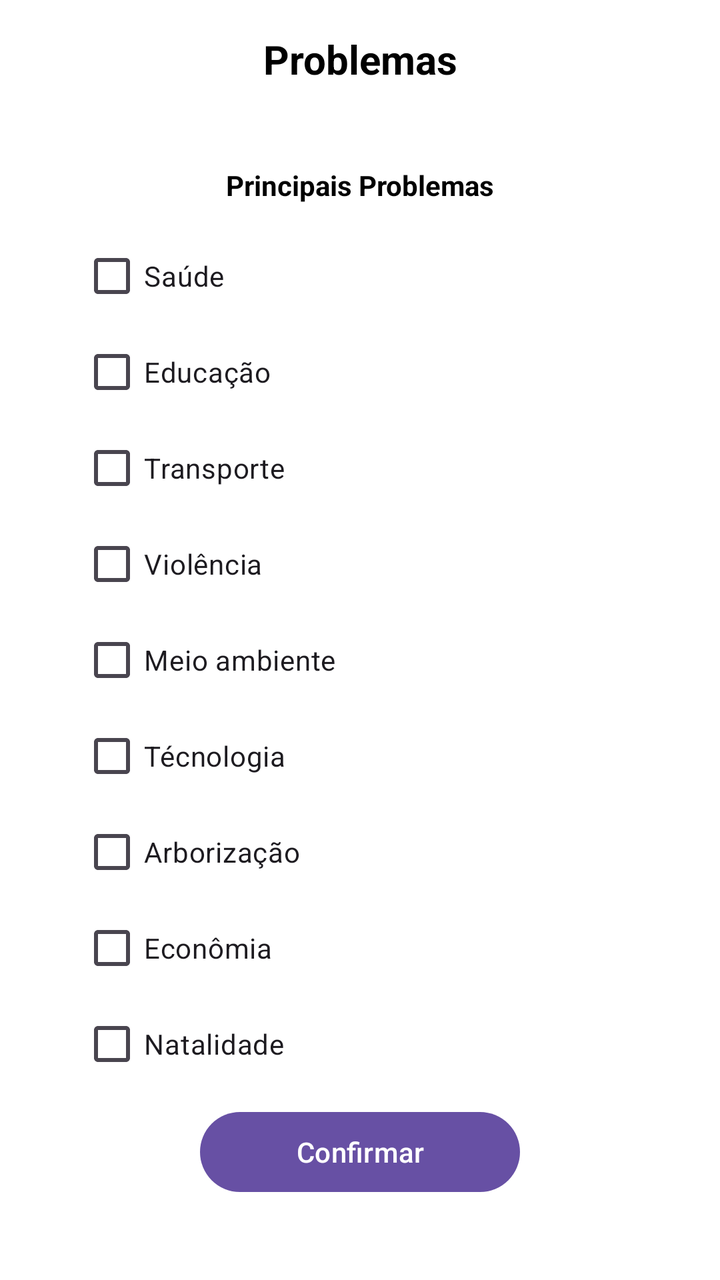
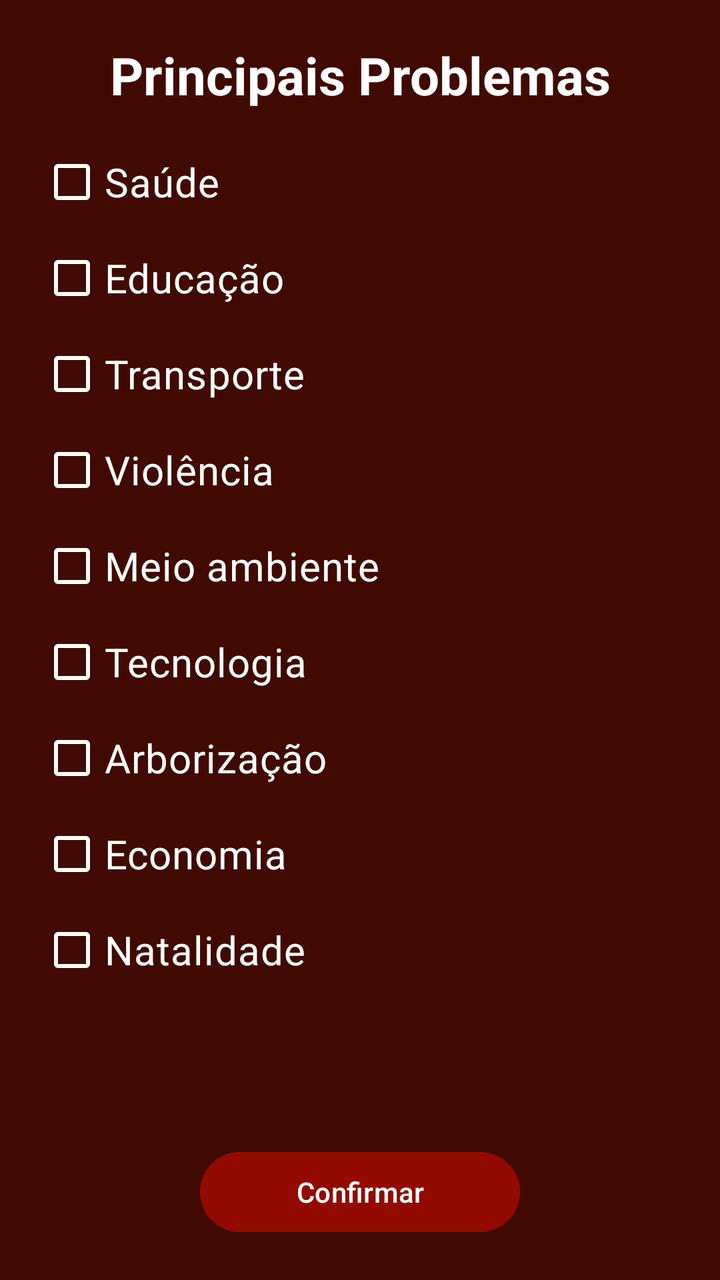

The first picture is an Android layout as it rendered before a commit; the second is the same layout after the commit. The layout source and the unified diff follow.
<!-- AndroidManifest.xml: application theme Theme.SistemaEleicaoP1 -->
<!-- res/layout/activity_problemas.xml -->
<?xml version="1.0" encoding="utf-8"?>
<LinearLayout
    xmlns:android="http://schemas.android.com/apk/res/android"
    xmlns:app="http://schemas.android.com/apk/res-auto"
    android:layout_width="match_parent"
    android:layout_height="match_parent"
    android:orientation="vertical"
    android:background="@android:color/white">

    
    <TextView
        android:id="@+id/tituloProblemas"
        android:layout_width="match_parent"
        android:layout_height="wrap_content"
        android:layout_marginTop="16dp"
        android:gravity="center"
        android:text="Problemas"
        android:textColor="@android:color/black"
        android:textSize="20sp"
        android:textStyle="bold" />


    
    <LinearLayout
        android:layout_width="match_parent"
        android:layout_height="0dp"
        android:layout_weight="1"
        android:layout_marginStart="20dp"
        android:layout_marginEnd="20dp"
        android:layout_marginTop="20dp"
        android:layout_marginBottom="20dp"
        android:orientation="vertical"
        android:padding="20dp">


        
        <TextView
            android:id="@+id/tituloPrincipaisProblemas"
            android:layout_width="match_parent"
            android:layout_height="wrap_content"
            android:gravity="center"
            android:layout_marginBottom="12dp"
            android:text="Principais Problemas"
            android:textColor="@android:color/black"
            android:textSize="14sp"
            android:textStyle="bold" />


        
        <CheckBox
            android:id="@+id/checkSaude"
            android:layout_width="match_parent"
            android:layout_height="wrap_content"
            android:text="Saúde"
            android:textSize="14sp" />


        
        <CheckBox
            android:id="@+id/checkEducacao"
            android:layout_width="match_parent"
            android:layout_height="wrap_content"
            android:text="Educação"
            android:textSize="14sp" />


        
        <CheckBox
            android:id="@+id/checkTransporte"
            android:layout_width="match_parent"
            android:layout_height="wrap_content"
            android:text="Transporte"
            android:textSize="14sp" />


        
        <CheckBox
            android:id="@+id/checkViolencia"
            android:layout_width="match_parent"
            android:layout_height="wrap_content"
            android:text="Violência"
            android:textSize="14sp" />


        
        <CheckBox
            android:id="@+id/checkProblema5"
            android:layout_width="match_parent"
            android:layout_height="wrap_content"
            android:text="Meio ambiente "
            android:textSize="14sp" />


        
        <CheckBox
            android:id="@+id/checkProblema6"
            android:layout_width="match_parent"
            android:layout_height="wrap_content"
            android:text="Técnologia "
            android:textSize="14sp" />


        
        <CheckBox
            android:id="@+id/checkProblema7"
            android:layout_width="match_parent"
            android:layout_height="wrap_content"
            android:text="Arborização"
            android:textSize="14sp" />


        
        <CheckBox
            android:id="@+id/checkProblema8"
            android:layout_width="match_parent"
            android:layout_height="wrap_content"
            android:text="Econômia"
            android:textSize="14sp" />


        
        <CheckBox
            android:id="@+id/checkProblema9"
            android:layout_width="match_parent"
            android:layout_height="wrap_content"
            android:text="Natalidade"
            android:textSize="14sp" />


        
        <Space
            android:layout_width="match_parent"
            android:layout_height="0dp"
            android:layout_weight="1" />


        
        <Button
            android:id="@+id/buttonConfirmarProblemas"
            android:layout_width="160dp"
            android:layout_height="wrap_content"
            android:layout_gravity="center_horizontal"
            android:text="Confirmar"
            android:textAllCaps="false" />

    </LinearLayout>

</LinearLayout>
<!-- resources referenced by this layout -->
<resources>
  <style name="Theme.SistemaEleicaoP1" parent="Base.Theme.SistemaEleicaoP1" />
  <style name="Base.Theme.SistemaEleicaoP1" parent="Theme.Material3.DayNight.NoActionBar">
          
          
      </style>
</resources>

<!-- the commit's change to res/layout/activity_problemas.xml (unified diff, before → after) -->
@@ -1,148 +1,128 @@
 <?xml version="1.0" encoding="utf-8"?>
-<LinearLayout
-    xmlns:android="http://schemas.android.com/apk/res/android"
+<LinearLayout xmlns:android="http://schemas.android.com/apk/res/android"
     xmlns:app="http://schemas.android.com/apk/res-auto"
     android:layout_width="match_parent"
     android:layout_height="match_parent"
+    android:background="#400A00"
     android:orientation="vertical"
-    android:background="@android:color/white">
+    android:padding="20dp">
 
     
     <TextView
-        android:id="@+id/tituloProblemas"
+        android:id="@+id/tituloPrincipaisProblemas"
         android:layout_width="match_parent"
         android:layout_height="wrap_content"
-        android:layout_marginTop="16dp"
+        android:layout_marginBottom="12dp"
         android:gravity="center"
-        android:text="Problemas"
-        android:textColor="@android:color/black"
-        android:textSize="20sp"
+        android:text="Principais Problemas"
+        android:textColor="#FFFFFF"
+        android:textSize="26sp"
         android:textStyle="bold" />
 
+    
+    <CheckBox
+        android:id="@+id/checkSaude"
+        android:layout_width="match_parent"
+        android:layout_height="wrap_content"
+        android:text="Saúde"
+        android:textColor="#FFFFFF"
+        android:textSize="20sp"
+        app:buttonTint="#FFFFFF" />
 
     
-    <LinearLayout
+    <CheckBox
+        android:id="@+id/checkEducacao"
+        android:layout_width="match_parent"
+        android:layout_height="wrap_content"
+        android:text="Educação"
+        android:textColor="#FFFFFF"
+        android:textSize="20sp"
+        app:buttonTint="#FFFFFF" />
+
+    
+    <CheckBox
+        android:id="@+id/checkTransporte"
+        android:layout_width="match_parent"
+        android:layout_height="wrap_content"
+        android:text="Transporte"
+        android:textColor="#FFFFFF"
+        android:textSize="20sp"
+        app:buttonTint="#FFFFFF" />
+
+    
+    <CheckBox
+        android:id="@+id/checkViolencia"
+        android:layout_width="match_parent"
+        android:layout_height="wrap_content"
+        android:text="Violência"
+        android:textColor="#FFFFFF"
+        android:textSize="20sp"
+        app:buttonTint="#FFFFFF" />
+
+    
+    <CheckBox
+        android:id="@+id/checkMeioAmbiente"
+        android:layout_width="match_parent"
+        android:layout_height="wrap_content"
+        android:text="Meio ambiente"
+        android:textColor="#FFFFFF"
+        android:textSize="20sp"
+        app:buttonTint="#FFFFFF" />
+
+    
+    <CheckBox
+        android:id="@+id/checkTecnologia"
+        android:layout_width="match_parent"
+        android:layout_height="wrap_content"
+        android:text="Tecnologia"
+        android:textColor="#FFFFFF"
+        android:textSize="20sp"
+        app:buttonTint="#FFFFFF" />
+
+    
+    <CheckBox
+        android:id="@+id/checkArborizacao"
+        android:layout_width="match_parent"
+        android:layout_height="wrap_content"
+        android:text="Arborização"
+        android:textColor="#FFFFFF"
+        android:textSize="20sp"
+        app:buttonTint="#FFFFFF" />
+
+    
+    <CheckBox
+        android:id="@+id/checkEconomia"
+        android:layout_width="match_parent"
+        android:layout_height="wrap_content"
+        android:text="Economia"
+        android:textColor="#FFFFFF"
+        android:textSize="20sp"
+        app:buttonTint="#FFFFFF" />
+
+    
+    <CheckBox
+        android:id="@+id/checkNatalidade"
+        android:layout_width="match_parent"
+        android:layout_height="wrap_content"
+        android:text="Natalidade"
+        android:textColor="#FFFFFF"
+        android:textSize="20sp"
+        app:buttonTint="#FFFFFF" />
+
+    
+    <Space
         android:layout_width="match_parent"
         android:layout_height="0dp"
-        android:layout_weight="1"
-        android:layout_marginStart="20dp"
-        android:layout_marginEnd="20dp"
-        android:layout_marginTop="20dp"
-        android:layout_marginBottom="20dp"
-        android:orientation="vertical"
-        android:padding="20dp">
+        android:layout_weight="1" />
 
-
-        
-        <TextView
-            android:id="@+id/tituloPrincipaisProblemas"
-            android:layout_width="match_parent"
-            android:layout_height="wrap_content"
-            android:gravity="center"
-            android:layout_marginBottom="12dp"
-            android:text="Principais Problemas"
-            android:textColor="@android:color/black"
-            android:textSize="14sp"
-            android:textStyle="bold" />
-
-
-        
-        <CheckBox
-            android:id="@+id/checkSaude"
-            android:layout_width="match_parent"
-            android:layout_height="wrap_content"
-            android:text="Saúde"
-            android:textSize="14sp" />
-
-
-        
-        <CheckBox
-            android:id="@+id/checkEducacao"
-            android:layout_width="match_parent"
-            android:layout_height="wrap_content"
-            android:text="Educação"
-            android:textSize="14sp" />
-
-
-        
-        <CheckBox
-            android:id="@+id/checkTransporte"
-            android:layout_width="match_parent"
-            android:layout_height="wrap_content"
-            android:text="Transporte"
-            android:textSize="14sp" />
-
-
-        
-        <CheckBox
-            android:id="@+id/checkViolencia"
-            android:layout_width="match_parent"
-            android:layout_height="wrap_content"
-            android:text="Violência"
-            android:textSize="14sp" />
-
-
-        
-        <CheckBox
-            android:id="@+id/checkProblema5"
-            android:layout_width="match_parent"
-            android:layout_height="wrap_content"
-            android:text="Meio ambiente "
-            android:textSize="14sp" />
-
-
-        
-        <CheckBox
-            android:id="@+id/checkProblema6"
-            android:layout_width="match_parent"
-            android:layout_height="wrap_content"
-            android:text="Técnologia "
-            android:textSize="14sp" />
-
-
-        
-        <CheckBox
-            android:id="@+id/checkProblema7"
-            android:layout_width="match_parent"
-            android:layout_height="wrap_content"
-            android:text="Arborização"
-            android:textSize="14sp" />
-
-
-        
-        <CheckBox
-            android:id="@+id/checkProblema8"
-            android:layout_width="match_parent"
-            android:layout_height="wrap_content"
-            android:text="Econômia"
-            android:textSize="14sp" />
-
-
-        
-        <CheckBox
-            android:id="@+id/checkProblema9"
-            android:layout_width="match_parent"
-            android:layout_height="wrap_content"
-            android:text="Natalidade"
-            android:textSize="14sp" />
-
-
-        
-        <Space
-            android:layout_width="match_parent"
-            android:layout_height="0dp"
-            android:layout_weight="1" />
-
-
-        
-        <Button
-            android:id="@+id/buttonConfirmarProblemas"
-            android:layout_width="160dp"
-            android:layout_height="wrap_content"
-            android:layout_gravity="center_horizontal"
-            android:text="Confirmar"
-            android:textAllCaps="false" />
-
-    </LinearLayout>
+    
+    <Button
+        android:id="@+id/buttonConfirmarProblemas"
+        android:layout_width="160dp"
+        android:layout_height="wrap_content"
+        android:layout_gravity="center_horizontal"
+        android:backgroundTint="#920A00"
+        android:text="Confirmar"
+        android:textAllCaps="false" />
 
 </LinearLayout>
